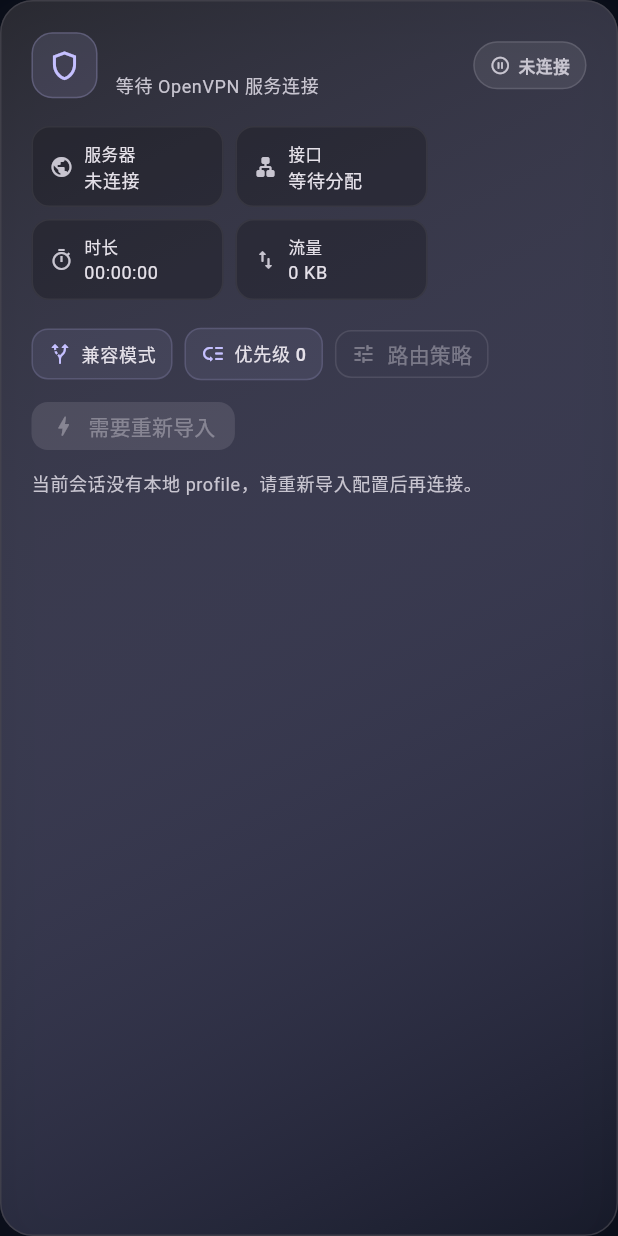
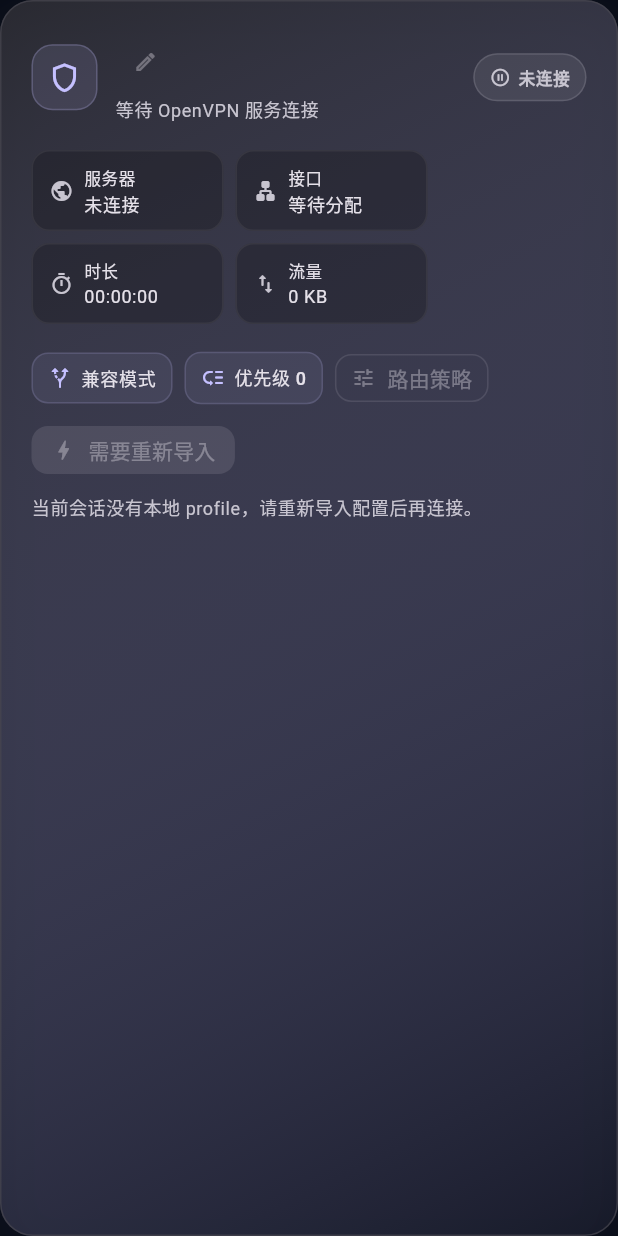
Before and after one commit to flyu518/open-vpn, a Flutter app: the SessionCard widget shown alone on an empty page, opened directly with empty values, on a phone screen of 412 x 824 dp. Run offline on Flutter 3.47's test engine with Material 3 defaults, Android fonts, the phone set to English and light mode, and no system bars; missing offline and left inert: file_selector.

Commit message:
feat: prefill profile username and edit session names

```diff
--- a/ui/lib/models/session.dart
+++ b/ui/lib/models/session.dart
@@ -32,6 +32,7 @@ class VpnSession {
     required this.status,
     this.profileId = '',
     this.profile = '',
+    this.username = '',
     this.remoteHost = '',
     this.interfaceName = '',
     this.routes = const <String>[],
@@ -49,6 +50,7 @@ class VpnSession {
   /// 只保留在当前进程内，用于向 daemon 提交连接请求，不写入日志或快照。
   final String profileId;
   final String profile;
+  final String username;
   final String remoteHost;
   final String interfaceName;
   final List<String> routes;
@@ -76,6 +78,7 @@ class VpnSession {
     VpnStatus? status,
     String? profileId,
     String? profile,
+    String? username,
     String? remoteHost,
     String? interfaceName,
     List<String>? routes,
@@ -91,6 +94,7 @@ class VpnSession {
       status: status ?? this.status,
       profileId: profileId ?? this.profileId,
       profile: profile ?? this.profile,
+      username: username ?? this.username,
       remoteHost: remoteHost ?? this.remoteHost,
       interfaceName: interfaceName ?? this.interfaceName,
       routes: routes ?? this.routes,
--- a/ui/lib/screens/sessions_screen.dart
+++ b/ui/lib/screens/sessions_screen.dart
@@ -11,6 +11,7 @@ class SessionsScreen extends StatelessWidget {
     this.onOpenProfiles,
     this.onConnect,
     this.onDisconnect,
+    this.onEditName,
     this.onEditStrategy,
     this.onReorder,
   });
@@ -19,6 +20,7 @@ class SessionsScreen extends StatelessWidget {
   final VoidCallback? onOpenProfiles;
   final Future<void> Function(VpnSession)? onConnect;
   final Future<void> Function(VpnSession)? onDisconnect;
+  final Future<void> Function(VpnSession)? onEditName;
   final ValueChanged<VpnSession>? onEditStrategy;
   final void Function(int oldIndex, int newIndex)? onReorder;
 
@@ -92,6 +94,8 @@ class SessionsScreen extends StatelessWidget {
                                                 onConnect?.call(session),
                                             onDisconnect: () =>
                                                 onDisconnect?.call(session),
+                                            onEditName: () =>
+                                                onEditName?.call(session),
                                             onEditStrategy: () =>
                                                 onEditStrategy?.call(session),
                                           ),
@@ -634,6 +638,7 @@ class SessionCard extends StatelessWidget {
     this.error,
     this.onConnect,
     this.onDisconnect,
+    this.onEditName,
     this.onEditStrategy,
   });
 
@@ -641,6 +646,7 @@ class SessionCard extends StatelessWidget {
   final String? error;
   final VoidCallback? onConnect;
   final VoidCallback? onDisconnect;
+  final VoidCallback? onEditName;
   final VoidCallback? onEditStrategy;
 
   @override
@@ -686,8 +692,24 @@ class SessionCard extends StatelessWidget {
                 child: Column(
                   crossAxisAlignment: CrossAxisAlignment.start,
                   children: [
-                    Text(session.name,
-                        style: Theme.of(context).textTheme.titleMedium),
+                    Row(
+                      children: [
+                        Flexible(
+                          child: Text(session.name,
+                              overflow: TextOverflow.ellipsis,
+                              style: Theme.of(context).textTheme.titleMedium),
+                        ),
+                        IconButton(
+                          tooltip: '编辑连接名称',
+                          onPressed: onEditName,
+                          visualDensity: VisualDensity.compact,
+                          padding: EdgeInsets.zero,
+                          constraints: const BoxConstraints.tightFor(
+                              width: 28, height: 28),
+                          icon: const Icon(Icons.edit_outlined, size: 16),
+                        ),
+                      ],
+                    ),
                     const SizedBox(height: 4),
                     Text(
                       session.remoteHost.isEmpty
```
Also changed, not shown: ui/lib/main.dart (+16 -1 lines), ui/lib/models/profile.dart (+18 -0 lines), ui/lib/screens/credentials_dialog.dart (+12 -1 lines), ui/lib/screens/session_name_dialog.dart (added, +60 -0 lines), ui/lib/view_models/session_view_model.dart (+9 -0 lines), 2 other files.
